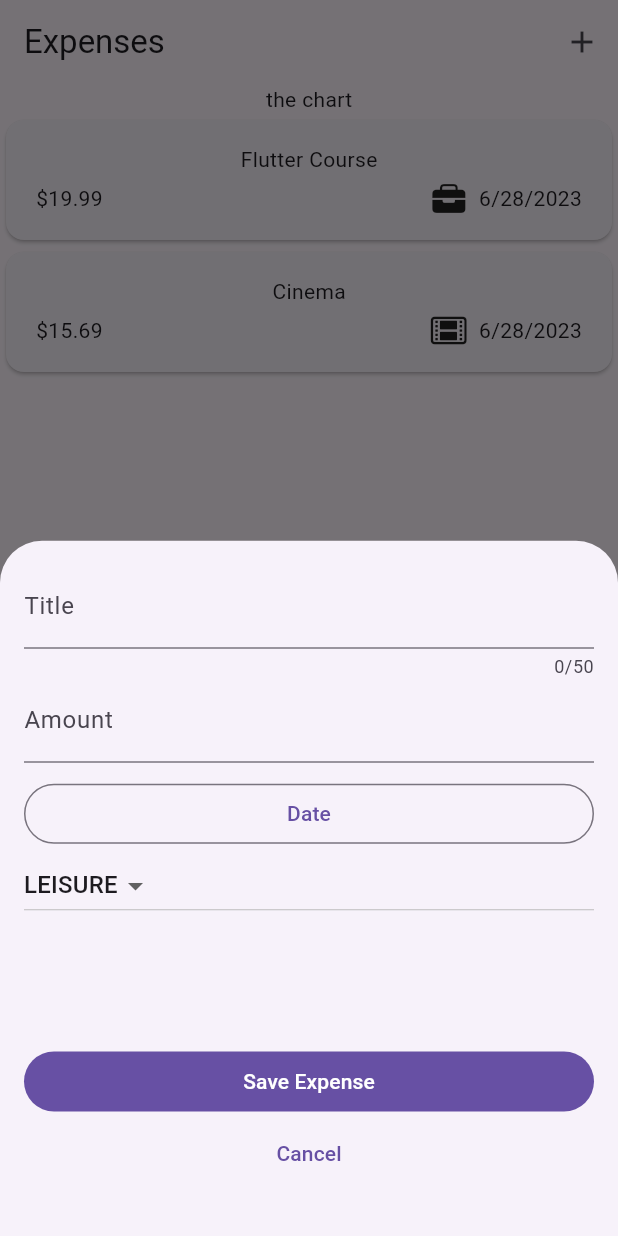
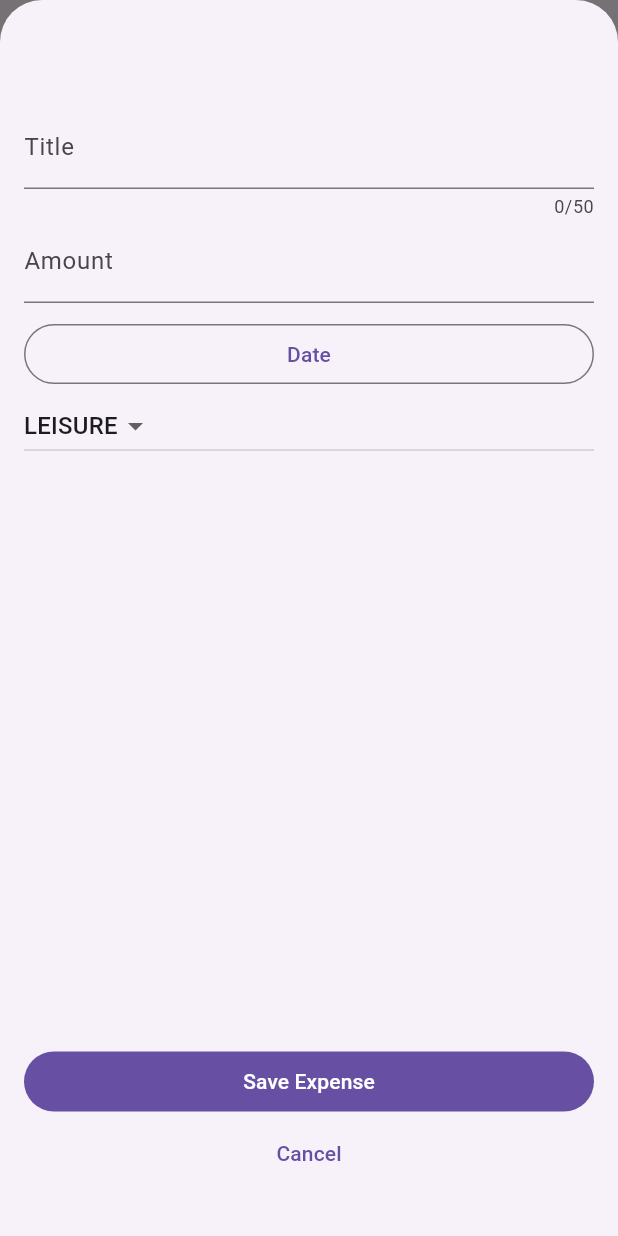
Before and after one commit to AMA2581/flutter-AMA25-test-3, a Flutter app: the screen it shows after launch, after a tap on the "add" icon, on a phone screen of 412 x 824 dp. Run offline on Flutter 3.47's test engine with Material 2 defaults, Android fonts, the phone set to English and light mode, and no system bars.

Commit message:
Creating a Fullscreen Modal

```diff
--- a/lib/widgets/expenses.dart
+++ b/lib/widgets/expenses.dart
@@ -31,8 +31,10 @@ class _ExpensesState extends State<Expenses> {
 
   void _openAddExpenseOverlay() {
     showModalBottomSheet(
-        context: context,
-        builder: (ctx) => NewExpense(onAddExpense: _addExpense));
+      isScrollControlled: true,
+      context: context,
+      builder: (ctx) => NewExpense(onAddExpense: _addExpense),
+    );
   }
 
   void _addExpense(Expense expense) {
--- a/lib/widgets/new_expense.dart
+++ b/lib/widgets/new_expense.dart
@@ -61,6 +61,8 @@ class _NewExpenseState extends State<NewExpense> {
         amount: enteredAmount,
         date: _selectedDate!,
         category: _selectedCategory));
+
+    Navigator.pop(context);
   }
 
   @override
@@ -73,7 +75,7 @@ class _NewExpenseState extends State<NewExpense> {
   @override
   Widget build(BuildContext context) {
     return Padding(
-      padding: const EdgeInsets.all(16),
+      padding: const EdgeInsets.fromLTRB(16, 70, 16, 16),
       child: Column(
         crossAxisAlignment: CrossAxisAlignment.stretch,
         // mainAxisAlignment: MainAxisAlignment.end,
```
